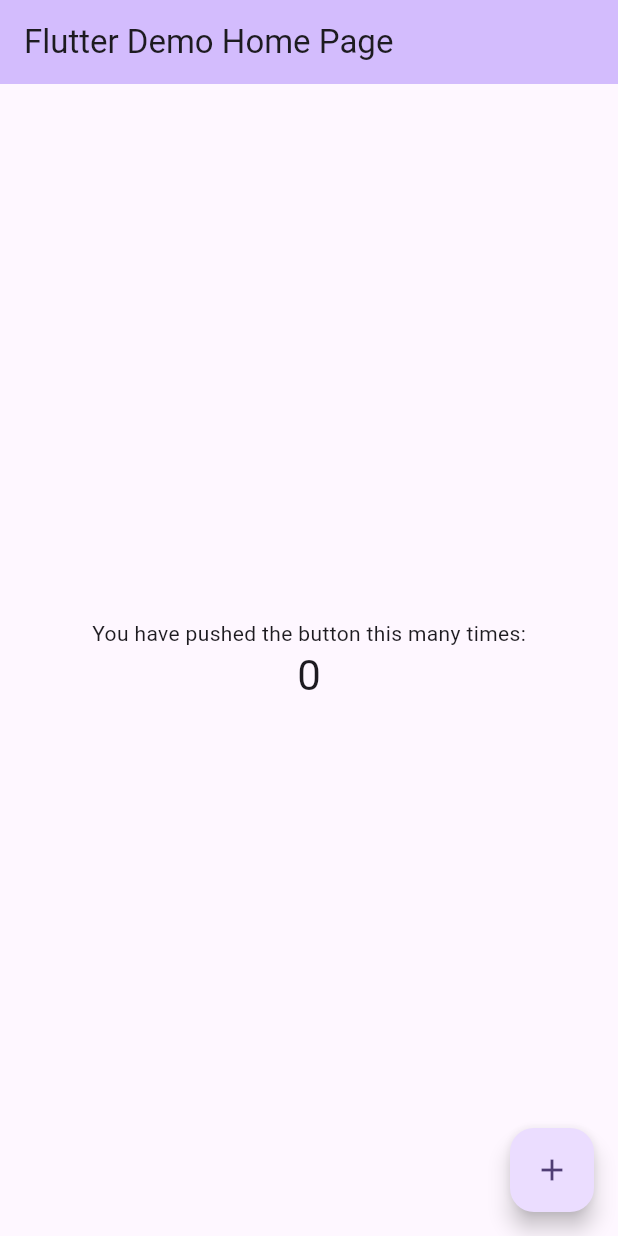
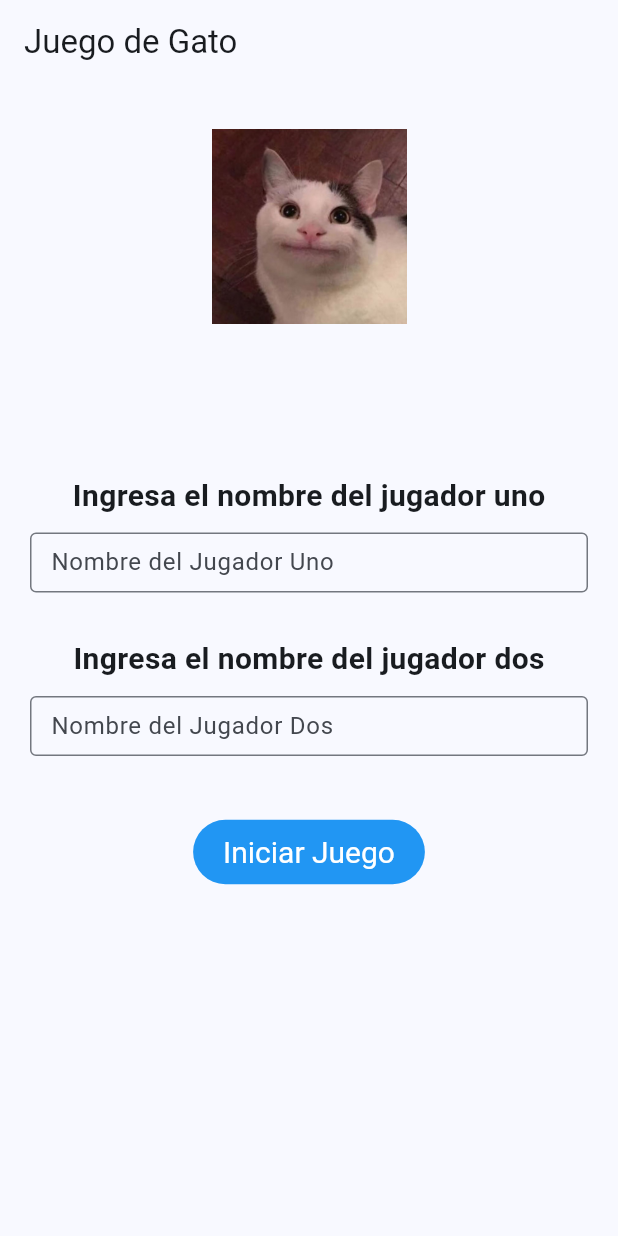
Before and after one commit to ricardo-casa/FlutterProjects, a Flutter app: the screen it shows after launch, on a phone screen of 412 x 824 dp. Run offline on Flutter 3.47's test engine with Material 3 defaults, Android fonts, the phone set to English and light mode, and no system bars.

Commit message:
adding many stuff

```diff
--- a/lib/main.dart
+++ b/lib/main.dart
@@ -1,8 +1,9 @@
 import 'package:flutter/material.dart';
+import 'package:juego_gato/screens/ticTacToeGame.dart';
+import 'package:juego_gato/screens/home.dart';
 
 void main() {
   runApp(const MyApp());
-
 }
 
 class MyApp extends StatelessWidget {
@@ -11,102 +12,21 @@ class MyApp extends StatelessWidget {
   // This widget is the root of your application.
   @override
   Widget build(BuildContext context) {
-    //hii
     return MaterialApp(
-      title: 'Flutter Demo',
+      title: 'Juego de Gato',
+      initialRoute: '/',
+      routes: {
+        '/ticTacToeBoard': (context) => const TicTacToeGame(),
+      },
       theme: ThemeData(
-        colorScheme: ColorScheme.fromSeed(seedColor: Colors.deepPurple),
+        colorScheme: ColorScheme.fromSeed(
+            seedColor: Colors.blue,
+            secondary: Colors.red,
+            primary: Colors.green
+        ),
         useMaterial3: true,
       ),
-      home: const MyHomePage(title: 'Flutter Demo Home Page'),
+      home: const Home(),
     );
   }
 }
-
-class MyHomePage extends StatefulWidget {
-  const MyHomePage({super.key, required this.title});
-
-  // This widget is the home page of your application. It is stateful, meaning
-  // that it has a State object (defined below) that contains fields that affect
-  // how it looks.
-
-  // This class is the configuration for the state. It holds the values (in this
-  // case the title) provided by the parent (in this case the App widget) and
-  // used by the build method of the State. Fields in a Widget subclass are
-  // always marked "final".
-
-  final String title;
-
-  @override
-  State<MyHomePage> createState() => _MyHomePageState();
-}
-
-class _MyHomePageState extends State<MyHomePage> {
-  int _counter = 0;
-
-  void _incrementCounter() {
-    setState(() {
-      // This call to setState tells the Flutter framework that something has
-      // changed in this State, which causes it to rerun the build method below
-      // so that the display can reflect the updated values. If we changed
-      // _counter without calling setState(), then the build method would not be
-      // called again, and so nothing would appear to happen.
-      _counter++;
-    });
-  }
-
-  @override
-  Widget build(BuildContext context) {
-    // This method is rerun every time setState is called, for instance as done
-    // by the _incrementCounter method above.
-    //
-    // The Flutter framework has been optimized to make rerunning build methods
-    // fast, so that you can just rebuild anything that needs updating rather
-    // than having to individually change instances of widgets.
-    return Scaffold(
-      appBar: AppBar(
-        // TRY THIS: Try changing the color here to a specific color (to
-        // Colors.amber, perhaps?) and trigger a hot reload to see the AppBar
-        // change color while the other colors stay the same.
-        backgroundColor: Theme.of(context).colorScheme.inversePrimary,
-        // Here we take the value from the MyHomePage object that was created by
-        // the App.build method, and use it to set our appbar title.
-        title: Text(widget.title),
-      ),
-      body: Center(
-        // Center is a layout widget. It takes a single child and positions it
-        // in the middle of the parent.
-        child: Column(
-          // Column is also a layout widget. It takes a list of children and
-          // arranges them vertically. By default, it sizes itself to fit its
-          // children horizontally, and tries to be as tall as its parent.
-          //
-          // Column has various properties to control how it sizes itself and
-          // how it positions its children. Here we use mainAxisAlignment to
-          // center the children vertically; the main axis here is the vertical
-          // axis because Columns are vertical (the cross axis would be
-          // horizontal).
-          //
-          // TRY THIS: Invoke "debug painting" (choose the "Toggle Debug Paint"
-          // action in the IDE, or press "p" in the console), to see the
-          // wireframe for each widget.
-          mainAxisAlignment: MainAxisAlignment.center,
-          children: <Widget>[
-            const Text(
-              'You have pushed the button this many times:',
-            ),
-            Text(
-              '$_counter',
-              style: Theme.of(context).textTheme.headlineMedium,
-            ),
-          ],
-        ),
-      ),
-      floatingActionButton: FloatingActionButton(
-        onPressed: _incrementCounter,
-        tooltip: 'Increment',
-        child: const Icon(Icons.add),
-      ), // This trailing comma makes auto-formatting nicer for build methods.
-    );
-  }
-}
--- /dev/null
+++ b/lib/screens/home.dart
@@ -0,0 +1,71 @@
+import 'package:flutter/material.dart';
+
+class Home extends StatelessWidget {
+  const Home({super.key});
+  @override
+  Widget build(BuildContext context) {
+    return Scaffold(
+      appBar: AppBar(
+        title: const Text('Juego de Gato'),
+      ),
+      body: Container(
+        padding: const EdgeInsets.fromLTRB(20, 30, 20, 30),
+        child: Center(
+            child: Column(
+              children: [
+                const Image(image: AssetImage('assets/gato.jpg'), width: 130, height: 130, fit: BoxFit.cover),
+                const SizedBox(height: 100),
+                const Text(
+                    "Ingresa el nombre del jugador uno",
+                    style: TextStyle(fontSize: 20, fontWeight: FontWeight.bold),
+                    textAlign: TextAlign.left,
+                ),
+                const SizedBox(height: 10),
+                const TextField(
+                  decoration: InputDecoration(
+                    border: OutlineInputBorder(),
+                    labelText: 'Nombre del Jugador Uno',
+                    contentPadding: EdgeInsets.all(10),
+                    constraints: BoxConstraints(
+                      maxHeight: 40,
+                    ),
+                  ),
+                ),
+                const SizedBox(height: 30),
+                const Text(
+                    "Ingresa el nombre del jugador dos",
+                    style: TextStyle(fontSize: 20, fontWeight: FontWeight.bold),
+                    textAlign: TextAlign.left
+                ),
+                const SizedBox(height: 10),
+                const TextField(
+                  decoration: InputDecoration(
+                    border: OutlineInputBorder(),
+                    labelText: 'Nombre del Jugador Dos',
+                    contentPadding: EdgeInsets.all(10),
+                    constraints: BoxConstraints(
+                      maxHeight: 40,
+                    ),
+                  ),
+                ),
+                const SizedBox(height: 40),
+                Center(
+                  child: TextButton(
+                      style: TextButton.styleFrom(
+                        backgroundColor: Colors.blue,
+                        padding: const EdgeInsets.symmetric(horizontal: 20, vertical: 10),
+                        textStyle: const TextStyle(fontSize: 20),
+                      ),
+                      onPressed: () {
+                        Navigator.pushNamed(context, '/ticTacToeBoard');
+                      },
+                      child: const Text("Iniciar Juego", style: TextStyle(color: Colors.white))
+                  ),
+                ),
+              ],
+            )
+        ),
+      ),
+    );
+  }
+}
--- a/pubspec.yaml
+++ b/pubspec.yaml
@@ -88,3 +88,5 @@ flutter:
   #
   # For details regarding fonts from package dependencies,
   # see https://flutter.dev/custom-fonts/#from-packages
+  assets:
+    - assets/gato.jpg
```
Also changed, not shown: lib/components/gameBoard.dart (added, +60 -0 lines), lib/screens/ticTacToeGame.dart (added, +42 -0 lines), assets/gato.jpg (added).
